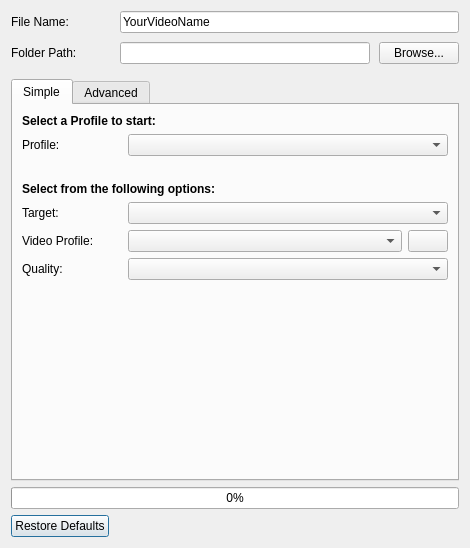
OpenShot/openshot-qt, file src/windows/ui/export.ui: the form before one commit.
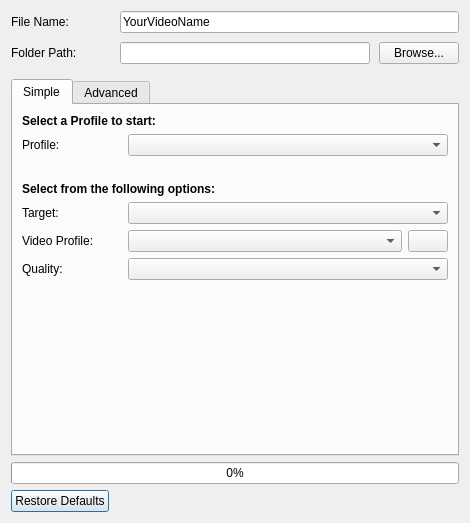
The form after the commit. Icons and pictures are not drawn. Custom widgets are drawn as their Qt base class.

Commit message: Open the export dialog at 470x523

```diff
--- a/src/windows/ui/export.ui
+++ b/src/windows/ui/export.ui
@@ -7,7 +7,7 @@
     <x>0</x>
     <y>0</y>
     <width>470</width>
-    <height>548</height>
+    <height>523</height>
    </rect>
   </property>
   <property name="sizePolicy">
```
